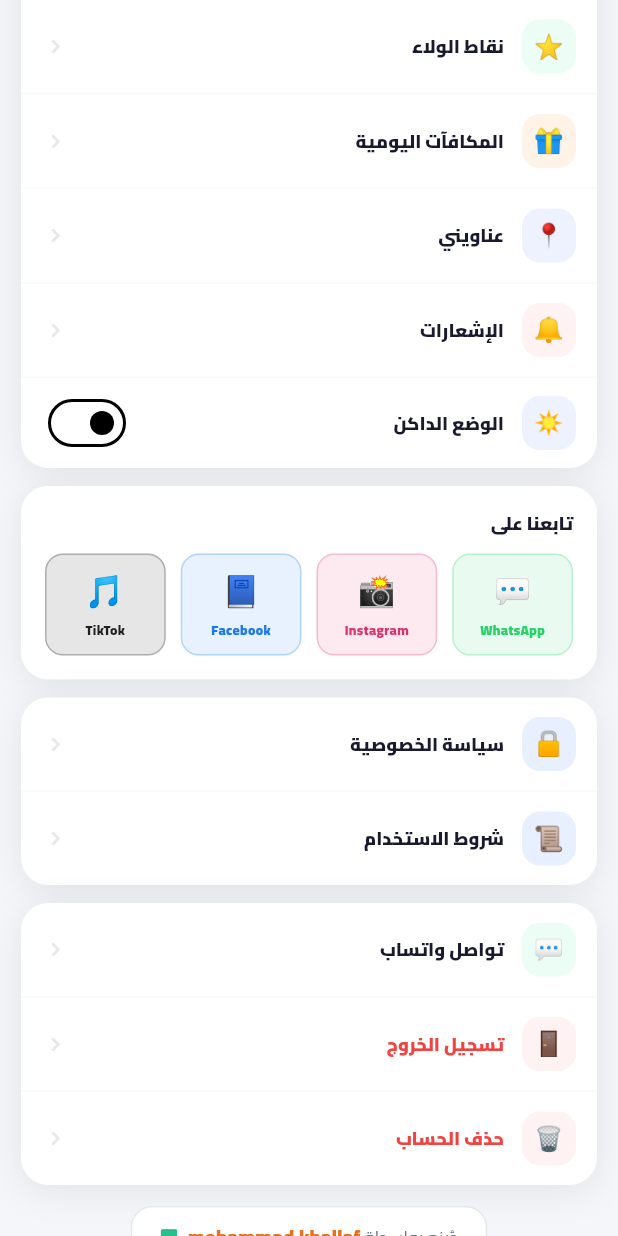
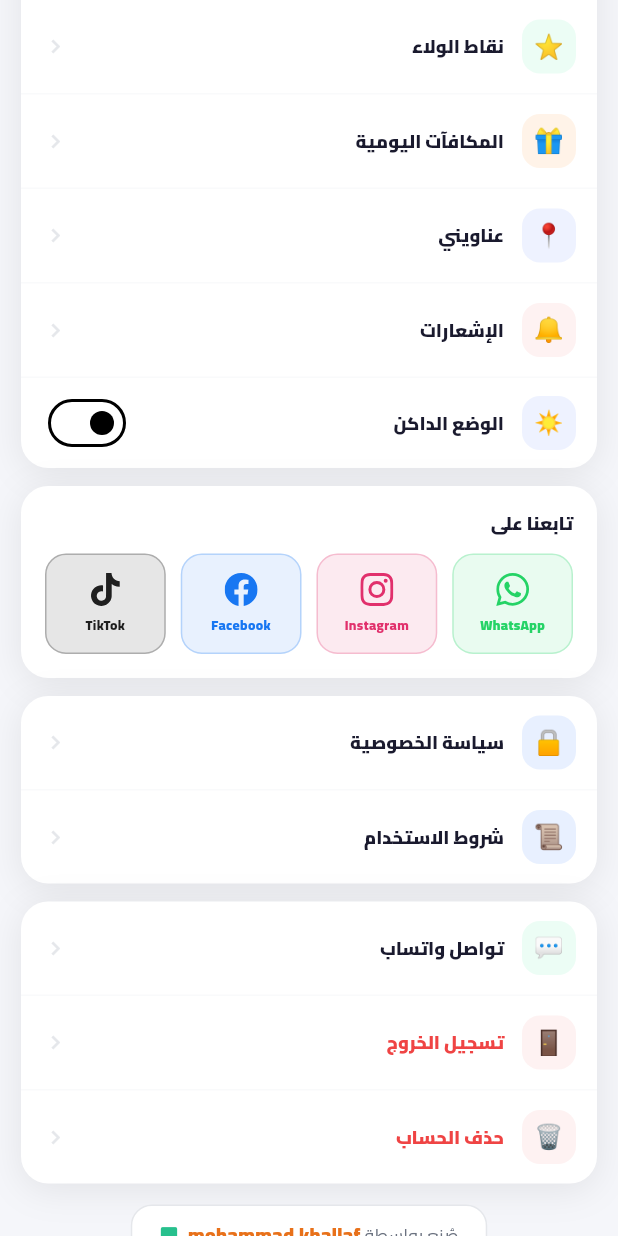
Before and after one commit to mohammadkhala/alfared, a Flutter app: the AccountScreen screen opened directly, scrolled down 576 dp, on a phone screen of 412 x 824 dp. Run offline on Flutter 3.47's test engine with Material 3 defaults, Android fonts, the phone set to English and light mode, and no system bars; our stand-ins replace cached_network_image, carousel_slider, dio, firebase_core, firebase_messaging, flutter_html and 8 more; accounts and stored records are empty; network calls fail.

Commit message:
شعارات التواصل الرسمية + تحسين القائمة السفلية + أساس الوضع الداكن
- BrandIcon: شعارات فيسبوك/إنستغرام/تيك توك/واتساب من مساراتها الرسمية
  بدل الرموز التعبيرية التي تختلف من جهاز لآخر
- القائمة السفلية: الأيقونات غير النشطة كانت تدرّجاً باهتاً 40% من لون
  القسم، فصارت رمادياً صلباً أوضح؛ وشريط القائمة وحلقة زر السلة صارا
  يتبعان الثيم بدل الأبيض الثابت
- theme_ext: امتدادات ألوان تتبع الثيم (خلفية/بطاقة/نص/حدود) — الشاشات
  كانت تثبّت Colors.white ونصاً داكناً فيظهر الوضع الداكن مكسوراً

Co-Authored-By: Claude Opus 4.8 <noreply@anthropic.com>

```diff
--- a/mobile-app/lib/screens/account/account_screen.dart
+++ b/mobile-app/lib/screens/account/account_screen.dart
@@ -9,6 +9,8 @@ import '../../providers/locale_provider.dart';
 import '../../providers/theme_provider.dart';
 import '../../services/api_service.dart';
 import '../../theme/app_theme.dart';
+import '../../theme/theme_ext.dart';
+import '../../widgets/brand_icon.dart';
 import '../../widgets/guest_wall.dart';
 import '../notifications_screen.dart';
 import '../orders/orders_screen.dart';
@@ -344,15 +346,31 @@ class _AccountScreenState extends State<AccountScreen> {
             child: Column(crossAxisAlignment: CrossAxisAlignment.start, children: [
               Text(s.followUs, style: const TextStyle(fontSize: 12, fontWeight: FontWeight.w900, fontFamily: 'Cairo', color: AppColors.text)),
               const SizedBox(height: 12),
-              Row(children: [
-                _SocialBtn(emoji: '💬', label: 'WhatsApp', color: const Color(0xFF25D366), url: 'https://wa.me/970598191312'),
-                const SizedBox(width: 10),
-                _SocialBtn(emoji: '📸', label: 'Instagram', color: const Color(0xFFE1306C), url: 'https://instagram.com/alfared.shop'),
-                const SizedBox(width: 10),
-                _SocialBtn(emoji: '📘', label: 'Facebook', color: const Color(0xFF1877F2), url: 'https://facebook.com/alfared.shop'),
-                const SizedBox(width: 10),
-                _SocialBtn(emoji: '🎵', label: 'TikTok', color: Colors.black87, url: 'https://tiktok.com/@alfared.shop'),
-              ]),
+              Builder(builder: (context) {
+                const wa = Color(0xFF25D366);
+                const ig = Color(0xFFE1306C);
+                const fb = Color(0xFF1877F2);
+                // TikTok's black is invisible on a dark page — use the text colour.
+                final tt = context.isDark ? AppColors.darkText : Colors.black87;
+
+                return Row(children: [
+                  _SocialBtn(
+                    icon: const BrandIcon.whatsapp(size: 22, color: wa),
+                    label: 'WhatsApp', color: wa, url: 'https://wa.me/970598191312'),
+                  const SizedBox(width: 10),
+                  _SocialBtn(
+                    icon: const BrandIcon.instagram(size: 22, color: ig),
+                    label: 'Instagram', color: ig, url: 'https://instagram.com/alfared.shop'),
+                  const SizedBox(width: 10),
+                  _SocialBtn(
+                    icon: const BrandIcon.facebook(size: 22, color: fb),
+                    label: 'Facebook', color: fb, url: 'https://facebook.com/alfared.shop'),
+                  const SizedBox(width: 10),
+                  _SocialBtn(
+                    icon: BrandIcon.tiktok(size: 22, color: tt),
+                    label: 'TikTok', color: tt, url: 'https://tiktok.com/@alfared.shop'),
+                ]);
+              }),
             ]),
           ),
 
@@ -722,14 +740,18 @@ class _TierArrow extends StatelessWidget {
 }
 
 class _SocialBtn extends StatelessWidget {
-  const _SocialBtn({required this.emoji, required this.label, required this.color, required this.url});
-  final String emoji;
+  const _SocialBtn({required this.icon, required this.label, required this.color, required this.url});
+  final Widget icon;
   final String label;
   final Color color;
   final String url;
 
   @override
   Widget build(BuildContext context) {
+    // On dark backgrounds a 10% brand tint is nearly invisible, so lift it.
+    final fill   = color.withValues(alpha: context.isDark ? 0.20 : 0.10);
+    final stroke = color.withValues(alpha: context.isDark ? 0.45 : 0.25);
+
     return Expanded(
       child: GestureDetector(
         onTap: () async {
@@ -737,15 +759,15 @@ class _SocialBtn extends StatelessWidget {
           await launchUrl(uri, mode: LaunchMode.externalApplication);
         },
         child: Container(
-          padding: const EdgeInsets.symmetric(vertical: 10),
+          padding: const EdgeInsets.symmetric(vertical: 12),
           decoration: BoxDecoration(
-            color: color.withValues(alpha: 0.10),
-            borderRadius: BorderRadius.circular(12),
-            border: Border.all(color: color.withValues(alpha: 0.25)),
+            color: fill,
+            borderRadius: BorderRadius.circular(14),
+            border: Border.all(color: stroke),
           ),
           child: Column(children: [
-            Text(emoji, style: const TextStyle(fontSize: 20)),
-            const SizedBox(height: 4),
+            icon,
+            const SizedBox(height: 6),
             Text(label, style: TextStyle(fontSize: 9, fontWeight: FontWeight.w800, fontFamily: 'Cairo', color: color)),
           ]),
         ),
--- /dev/null
+++ b/mobile-app/lib/widgets/brand_icon.dart
@@ -0,0 +1,42 @@
+import 'package:flutter/material.dart';
+import 'package:flutter_svg/flutter_svg.dart';
+
+/// Official social-brand glyphs, drawn from their real SVG paths instead of
+/// emoji stand-ins (📘 / 🎵) which render differently on every device.
+class BrandIcon extends StatelessWidget {
+  const BrandIcon.facebook({super.key, this.size = 22, this.color})
+      : _path = _facebook;
+  const BrandIcon.instagram({super.key, this.size = 22, this.color})
+      : _path = _instagram;
+  const BrandIcon.tiktok({super.key, this.size = 22, this.color})
+      : _path = _tiktok;
+  const BrandIcon.whatsapp({super.key, this.size = 22, this.color})
+      : _path = _whatsapp;
+
+  final double size;
+  final Color? color;
+  final String _path;
+
+  @override
+  Widget build(BuildContext context) {
+    final c = color ?? Theme.of(context).colorScheme.onSurface;
+    return SvgPicture.string(
+      '<svg xmlns="http://www.w3.org/2000/svg" viewBox="0 0 24 24"><path d="$_path"/></svg>',
+      width: size,
+      height: size,
+      colorFilter: ColorFilter.mode(c, BlendMode.srcIn),
+    );
+  }
+
+  static const _facebook =
+      'M24 12.073C24 5.405 18.627 0 12 0S0 5.405 0 12.073C0 18.1 4.388 23.094 10.125 24v-8.437H7.078v-3.49h3.047V9.412c0-3.025 1.792-4.697 4.533-4.697 1.313 0 2.686.236 2.686.236v2.971H15.83c-1.491 0-1.956.931-1.956 1.886v2.265h3.328l-.532 3.49h-2.796V24C19.612 23.094 24 18.1 24 12.073z';
+
+  static const _instagram =
+      'M12 2.163c3.204 0 3.584.012 4.85.07 3.252.148 4.771 1.691 4.919 4.919.058 1.265.069 1.645.069 4.849 0 3.205-.012 3.584-.069 4.849-.149 3.225-1.664 4.771-4.919 4.919-1.266.058-1.644.07-4.85.07-3.204 0-3.584-.012-4.849-.07-3.26-.149-4.771-1.699-4.919-4.92-.058-1.265-.07-1.644-.07-4.849 0-3.204.013-3.583.07-4.849.149-3.227 1.664-4.771 4.919-4.919 1.266-.057 1.645-.069 4.849-.069zM12 0C8.741 0 8.333.014 7.053.072 2.695.272.273 2.69.073 7.052.014 8.333 0 8.741 0 12c0 3.259.014 3.668.072 4.948.2 4.358 2.618 6.78 6.98 6.98C8.333 23.986 8.741 24 12 24c3.259 0 3.668-.014 4.948-.072 4.354-.2 6.782-2.618 6.979-6.98.059-1.28.073-1.689.073-4.948 0-3.259-.014-3.667-.072-4.947-.196-4.354-2.617-6.78-6.979-6.98C15.668.014 15.259 0 12 0zm0 5.838a6.162 6.162 0 100 12.324 6.162 6.162 0 000-12.324zM12 16a4 4 0 110-8 4 4 0 010 8zm6.406-11.845a1.44 1.44 0 100 2.881 1.44 1.44 0 000-2.881z';
+
+  static const _tiktok =
+      'M12.525.02c1.31-.02 2.61-.01 3.91-.02.08 1.53.63 3.09 1.75 4.17 1.12 1.11 2.7 1.62 4.24 1.79v4.03c-1.44-.05-2.89-.35-4.2-.97-.57-.26-1.1-.59-1.62-.93-.01 2.92.01 5.84-.02 8.75-.08 1.4-.54 2.79-1.35 3.94-1.31 1.92-3.58 3.17-5.91 3.21-1.43.08-2.86-.31-4.08-1.03-2.02-1.19-3.44-3.37-3.65-5.71-.02-.5-.03-1-.01-1.49.18-1.9 1.12-3.72 2.58-4.96 1.66-1.44 3.98-2.13 6.15-1.72.02 1.48-.04 2.96-.04 4.44-.99-.32-2.15-.23-3.02.37-.63.41-1.11 1.04-1.36 1.75-.21.51-.15 1.07-.14 1.61.24 1.64 1.82 3.02 3.5 2.87 1.12-.01 2.19-.66 2.77-1.61.19-.33.4-.67.41-1.06.1-1.79.06-3.57.07-5.36.01-4.03-.01-8.05.02-12.07z';
+
+  static const _whatsapp =
+      'M17.472 14.382c-.297-.149-1.758-.867-2.03-.967-.273-.099-.471-.148-.67.15-.197.297-.767.966-.94 1.164-.173.199-.347.223-.644.075-.297-.15-1.255-.463-2.39-1.475-.883-.788-1.48-1.761-1.653-2.059-.173-.297-.018-.458.13-.606.134-.133.298-.347.446-.52.149-.174.198-.298.298-.497.099-.198.05-.371-.025-.52-.075-.149-.669-1.612-.916-2.207-.242-.579-.487-.5-.669-.51-.173-.008-.371-.01-.57-.01-.198 0-.52.074-.792.372-.272.297-1.04 1.016-1.04 2.479 0 1.462 1.065 2.875 1.213 3.074.149.198 2.096 3.2 5.077 4.487.709.306 1.262.489 1.694.625.712.227 1.36.195 1.871.118.571-.085 1.758-.719 2.006-1.413.248-.694.248-1.289.173-1.413-.074-.124-.272-.198-.57-.347m-5.421 7.403h-.004a9.87 9.87 0 01-5.031-1.378l-.361-.214-3.741.982.998-3.648-.235-.374a9.86 9.86 0 01-1.51-5.26c.001-5.45 4.436-9.884 9.888-9.884 2.64 0 5.122 1.03 6.988 2.898a9.825 9.825 0 012.893 6.994c-.003 5.45-4.437 9.884-9.885 9.884m8.413-18.297A11.815 11.815 0 0012.05 0C5.495 0 .16 5.335.157 11.892c0 2.096.547 4.142 1.588 5.945L.057 24l6.305-1.654a11.882 11.882 0 005.683 1.448h.005c6.554 0 11.89-5.335 11.893-11.893a11.821 11.821 0 00-3.48-8.413z';
+}
--- a/mobile-app/pubspec.yaml
+++ b/mobile-app/pubspec.yaml
@@ -1,7 +1,7 @@
 name: alfared_app
 description: "تطبيق أبناء الفريد للتسوّق الإلكتروني"
 publish_to: 'none'
-version: 1.0.6+7
+version: 1.0.7+8
 
 environment:
   sdk: ^3.4.0
```
Also changed, not shown: mobile-app/lib/screens/home/main_navigation.dart (+16 -15 lines), mobile-app/lib/theme/theme_ext.dart (added, +30 -0 lines).
